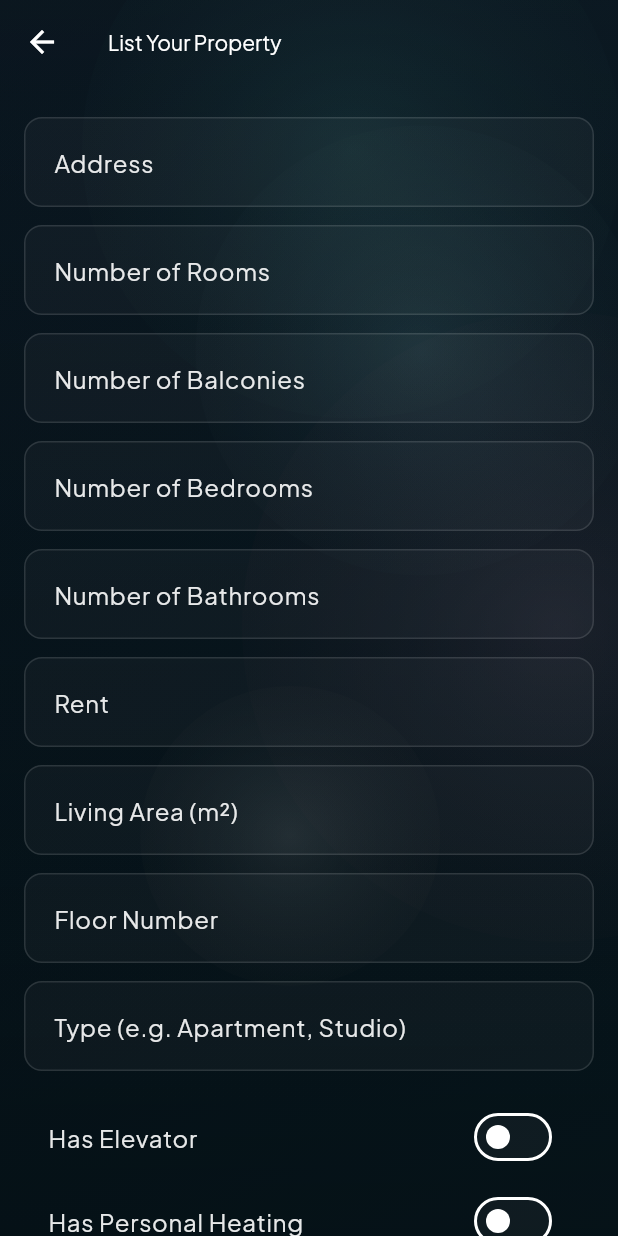
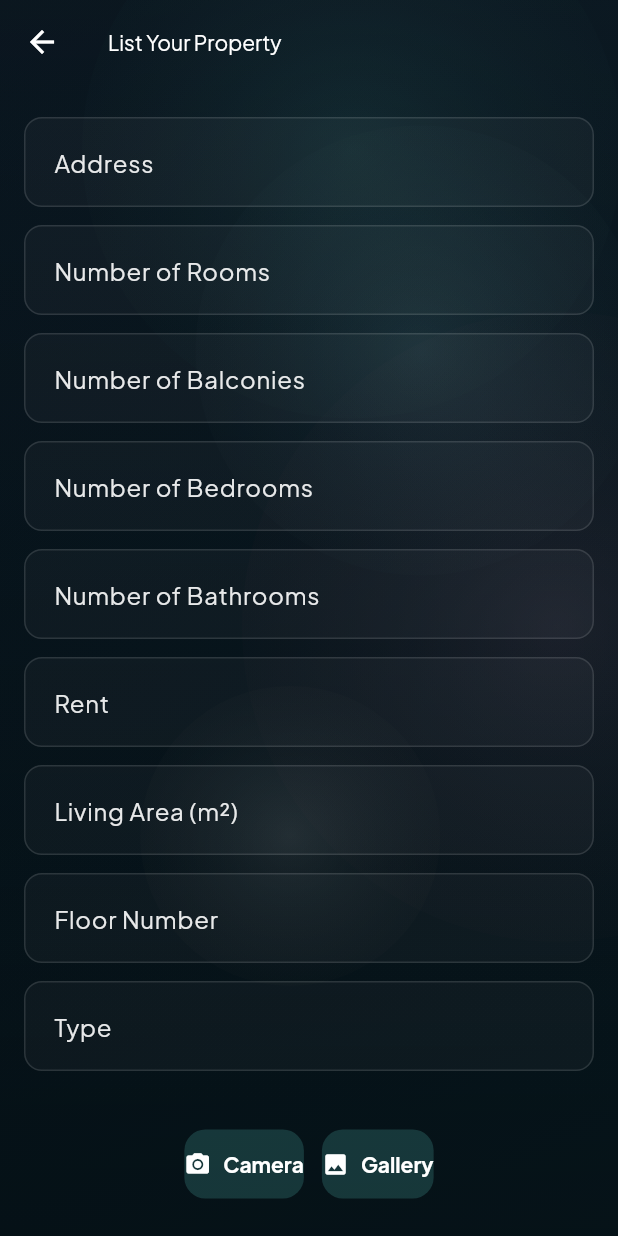
Before and after one commit to robertemi/HostMe, a Flutter app: the AddHouseScreen screen opened directly, on a phone screen of 412 x 824 dp. Run offline on Flutter 3.47's test engine with Material 3 defaults, Android fonts, the phone set to English and light mode, and no system bars; our stand-ins replace flutter_map, flutter_svg, google_fonts, google_sign_in, image_picker, latlong2 and 2 more; accounts and stored records are empty.

Commit message:
start implementation for house picture persistency

```diff
--- a/lib/screens/add_house_screen.dart
+++ b/lib/screens/add_house_screen.dart
@@ -1,4 +1,8 @@
+import 'dart:io';
+import 'dart:typed_data';
+import 'package:flutter/foundation.dart' show kIsWeb;
 import 'package:flutter/material.dart';
+import 'package:image_picker/image_picker.dart';
 import 'package:supabase_flutter/supabase_flutter.dart';
 
 class AddHouseScreen extends StatefulWidget {
@@ -27,14 +31,113 @@ class _AddHouseScreenState extends State<AddHouseScreen> {
   bool hasElevator = false;
   bool hasPersonalHeating = false;
 
+  // For image handling
+  File? _selectedImageFile;       // mobile
+  Uint8List? _webImageBytes;      // web
+
+  // ------------------------------
+  // IMAGE PICKER (WEB + MOBILE)
+  // ------------------------------
+  Future<void> _pickImage(ImageSource source) async {
+    final picker = ImagePicker();
+    final picked = await picker.pickImage(source: source, imageQuality: 80);
+
+    if (picked == null) return;
+
+    if (kIsWeb) {
+      // ---- WEB ----
+      final bytes = await picked.readAsBytes();
+      setState(() {
+        _webImageBytes = bytes;
+        _selectedImageFile = null;
+      });
+      await _uploadToSupabaseWeb(bytes, picked.name);
+
+    } else {
+      // ---- MOBILE ----
+      final file = File(picked.path);
+      setState(() {
+        _selectedImageFile = file;
+        _webImageBytes = null;
+      });
+      await _uploadToSupabaseMobile(file);
+    }
+  }
+
+  // ------------------------------
+  // UPLOAD WEB
+  // ------------------------------
+  Future<void> _uploadToSupabaseWeb(Uint8List bytes, String filename) async {
+    try {
+      final user = supabase.auth.currentUser;
+      if (user == null) return;
+
+      final ext = filename.split('.').last;
+      final fileName = "house_${DateTime.now().millisecondsSinceEpoch}.$ext";
+      final filePath = "${user.id}/$fileName";
+
+      await supabase.storage.from('HousePhotos').uploadBinary(
+        filePath,
+        bytes,
+        fileOptions: const FileOptions(upsert: true),
+      );
+
+      final publicUrl =
+          supabase.storage.from('HousePhotos').getPublicUrl(filePath);
+
+      setState(() => imageController.text = publicUrl);
+
+      ScaffoldMessenger.of(context).showSnackBar(
+        const SnackBar(content: Text("Image uploaded successfully (Web)")),
+      );
+    } catch (e) {
+      ScaffoldMessenger.of(context)
+          .showSnackBar(SnackBar(content: Text("Upload failed: $e")));
+    }
+  }
+
+  // ------------------------------
+  // UPLOAD MOBILE
+  // ------------------------------
+  Future<void> _uploadToSupabaseMobile(File file) async {
+    try {
+      final user = supabase.auth.currentUser;
+      if (user == null) return;
+
+      final ext = file.path.split('.').last;
+      final fileName = "house_${DateTime.now().millisecondsSinceEpoch}.$ext";
+      final filePath = "${user.id}/$fileName";
+
+      await supabase.storage.from('HousePhotos').upload(
+        filePath,
+        file,
+        fileOptions: const FileOptions(upsert: true),
+      );
+
+      final publicUrl =
+          supabase.storage.from('HousePhotos').getPublicUrl(filePath);
+
+      setState(() => imageController.text = publicUrl);
+
+      ScaffoldMessenger.of(context).showSnackBar(
+        const SnackBar(content: Text("Image uploaded successfully (Mobile)")),
+      );
+    } catch (e) {
+      ScaffoldMessenger.of(context)
+          .showSnackBar(SnackBar(content: Text("Upload failed: $e")));
+    }
+  }
+
+  // ------------------------------
+  // SAVE HOUSE INFO
+  // ------------------------------
   Future<void> _saveHouse() async {
     if (!_formKey.currentState!.validate()) return;
 
     try {
-      // ✅ Access the user inside the method (not at field declaration)
       final user = supabase.auth.currentUser;
 
-      final response = await supabase.from('houses').insert({
+      await supabase.from('houses').insert({
         'address': addressController.text,
         'number_of_rooms': int.tryParse(roomsController.text),
         'number_of_balconies': int.tryParse(balconiesController.text),
@@ -47,12 +150,9 @@ class _AddHouseScreenState extends State<AddHouseScreen> {
         'has_elevator': hasElevator,
         'has_personal_heating': hasPersonalHeating,
         'image': imageController.text.isNotEmpty ? imageController.text : null,
-        'number_of_current_roomates': 0, // ✅ matches your DB column
+        'number_of_current_roomates': 0,
         if (user != null) 'user_id': user.id,
       });
-
-      // Optional: check response if you’re on an older SDK
-      // if (response.error != null) throw response.error!;
 
       if (mounted) {
         ScaffoldMessenger.of(context).showSnackBar(
@@ -61,35 +161,79 @@ class _AddHouseScreenState extends State<AddHouseScreen> {
         Navigator.pop(context);
       }
     } catch (e) {
-      ScaffoldMessenger.of(context).showSnackBar(
-        SnackBar(content: Text('Error saving property: $e')),
-      );
+      ScaffoldMessenger.of(context)
+          .showSnackBar(SnackBar(content: Text("Error saving property: $e")));
     }
   }
 
+  // ------------------------------
+  // UI
+  // ------------------------------
   @override
   Widget build(BuildContext context) {
     return Scaffold(
-      appBar: AppBar(
-        title: const Text('List Your Property'),
-      ),
+      appBar: AppBar(title: const Text('List Your Property')),
       body: SingleChildScrollView(
         padding: const EdgeInsets.all(16),
         child: Form(
           key: _formKey,
           child: Column(
-            crossAxisAlignment: CrossAxisAlignment.start,
             children: [
-              _buildTextField(addressController, 'Address'),
-              _buildTextField(roomsController, 'Number of Rooms', keyboardType: TextInputType.number),
-              _buildTextField(balconiesController, 'Number of Balconies', keyboardType: TextInputType.number),
-              _buildTextField(bedroomsController, 'Number of Bedrooms', keyboardType: TextInputType.number),
-              _buildTextField(bathroomsController, 'Number of Bathrooms', keyboardType: TextInputType.number),
-              _buildTextField(rentController, 'Rent', keyboardType: TextInputType.number),
-              _buildTextField(areaController, 'Living Area (m²)', keyboardType: TextInputType.number),
-              _buildTextField(floorController, 'Floor Number', keyboardType: TextInputType.number),
-              _buildTextField(typeController, 'Type (e.g. Apartment, Studio)'),
-              const SizedBox(height: 10),
+              _buildTextField(addressController, "Address"),
+              _buildTextField(roomsController, "Number of Rooms",
+                  keyboardType: TextInputType.number),
+              _buildTextField(balconiesController, "Number of Balconies",
+                  keyboardType: TextInputType.number),
+              _buildTextField(bedroomsController, "Number of Bedrooms",
+                  keyboardType: TextInputType.number),
+              _buildTextField(bathroomsController, "Number of Bathrooms",
+                  keyboardType: TextInputType.number),
+              _buildTextField(rentController, "Rent",
+                  keyboardType: TextInputType.number),
+              _buildTextField(areaController, "Living Area (m²)",
+                  keyboardType: TextInputType.number),
+              _buildTextField(floorController, "Floor Number",
+                  keyboardType: TextInputType.number),
+              _buildTextField(typeController, "Type"),
+
+              const SizedBox(height: 20),
+
+              // IMAGE PREVIEW
+              if (_webImageBytes != null)
+                ClipRRect(
+                  borderRadius: BorderRadius.circular(10),
+                  child: Image.memory(_webImageBytes!,
+                      height: 180, fit: BoxFit.cover),
+                )
+              else if (_selectedImageFile != null)
+                ClipRRect(
+                  borderRadius: BorderRadius.circular(10),
+                  child: Image.file(_selectedImageFile!,
+                      height: 180, fit: BoxFit.cover),
+                ),
+
+              const SizedBox(height: 12),
+
+              // CAMERA + GALLERY BUTTONS
+              Row(
+                mainAxisAlignment: MainAxisAlignment.center,
+                children: [
+                  ElevatedButton.icon(
+                    onPressed: () => _pickImage(ImageSource.camera),
+                    icon: const Icon(Icons.camera_alt),
+                    label: const Text("Camera"),
+                  ),
+                  const SizedBox(width: 12),
+                  ElevatedButton.icon(
+                    onPressed: () => _pickImage(ImageSource.gallery),
+                    icon: const Icon(Icons.photo),
+                    label: const Text("Gallery"),
+                  ),
+                ],
+              ),
+
+              const SizedBox(height: 20),
+
               SwitchListTile(
                 title: const Text('Has Elevator'),
                 value: hasElevator,
@@ -100,13 +244,12 @@ class _AddHouseScreenState extends State<AddHouseScreen> {
                 value: hasPersonalHeating,
                 onChanged: (val) => setState(() => hasPersonalHeating = val),
               ),
-              _buildTextField(imageController, 'Image URL'),
-              const SizedBox(height: 24),
-              Center(
-                child: ElevatedButton(
-                  onPressed: _saveHouse,
-                  child: const Text('Save Property'),
-                ),
+
+              const SizedBox(height: 20),
+
+              ElevatedButton(
+                onPressed: _saveHouse,
+                child: const Text("Save Property"),
               ),
             ],
           ),
@@ -127,9 +270,11 @@ class _AddHouseScreenState extends State<AddHouseScreen> {
           border: OutlineInputBorder(borderRadius: BorderRadius.circular(10)),
         ),
         validator: (value) {
-          if ((value == null || value.isEmpty) && value != imageController.text){
+          if ((value == null || value.isEmpty) &&
+              controller != imageController) {
             return 'Please enter $label';
           }
+          return null;
         },
       ),
     );
```
Also changed, not shown: 2 other files.
